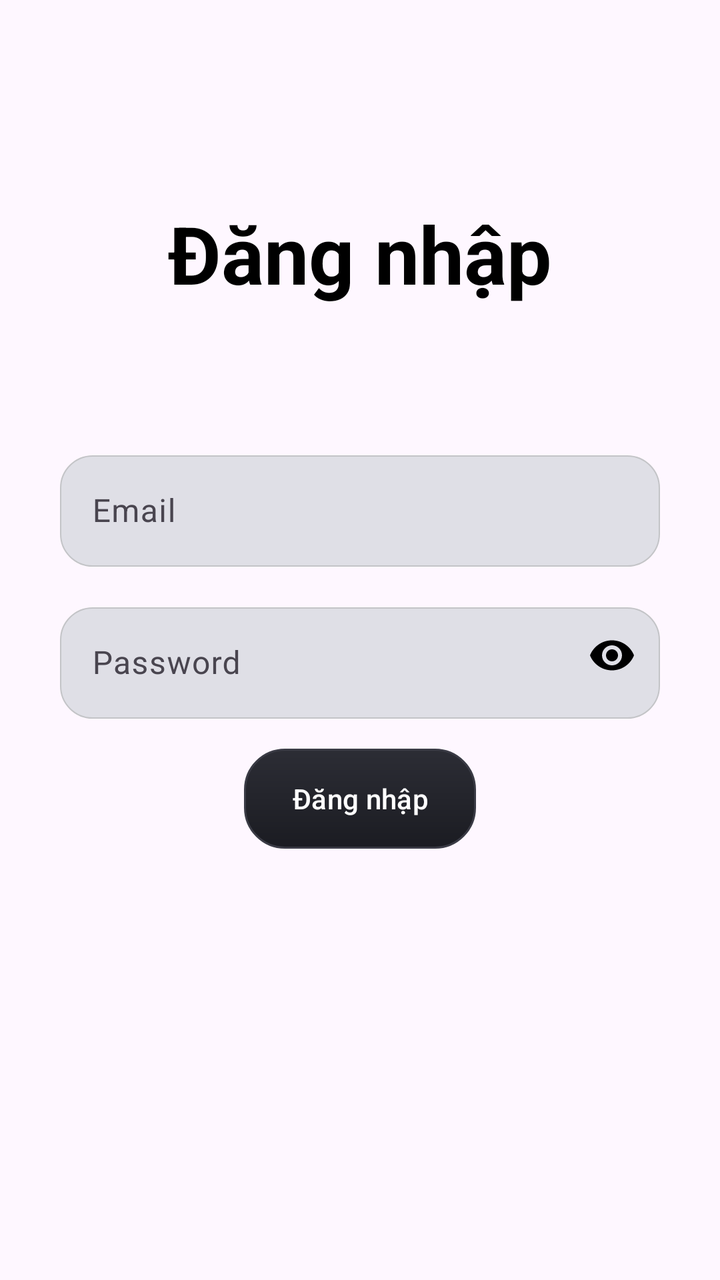
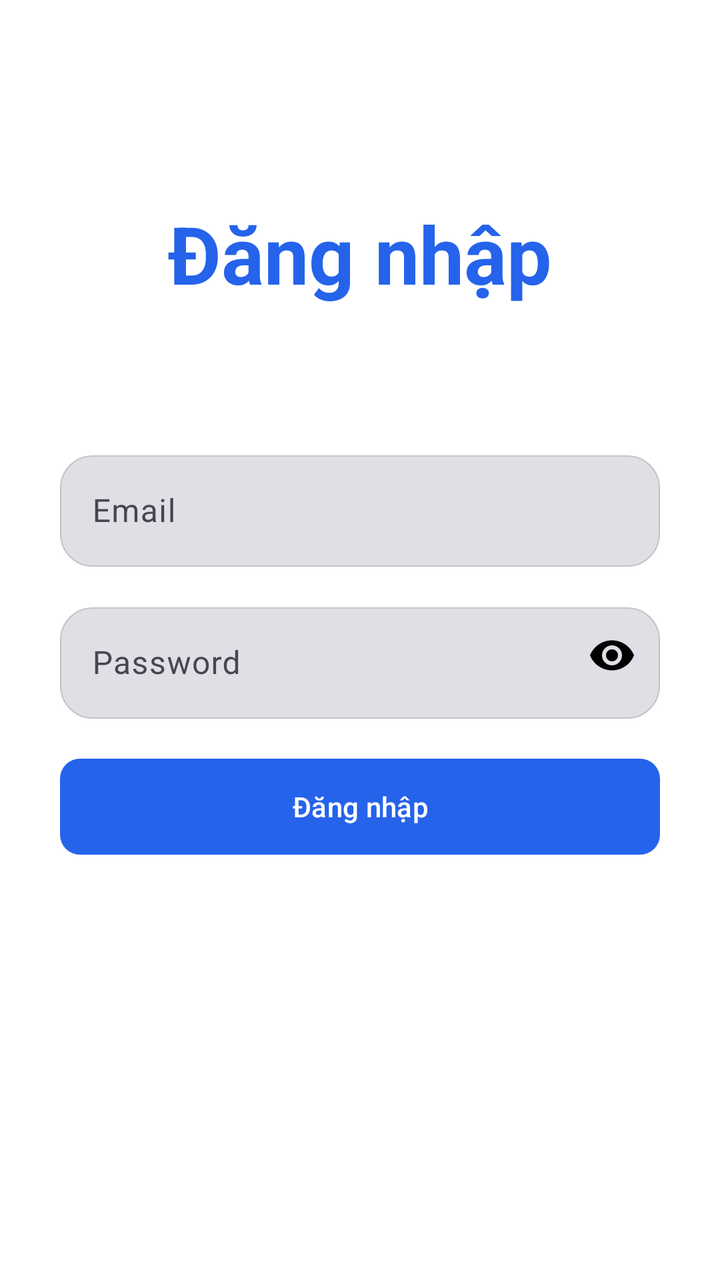

An Android layout rendered at two revisions. The XML below is the earlier revision; the diff shows what the commit changed to produce the second picture.
<!-- AndroidManifest.xml: application theme Theme.Billards -->
<!-- res/layout/activity_login_screen.xml -->
<?xml version="1.0" encoding="utf-8"?>
<LinearLayout xmlns:android="http://schemas.android.com/apk/res/android"
    xmlns:app="http://schemas.android.com/apk/res-auto"
    xmlns:tools="http://schemas.android.com/tools"
    android:id="@+id/main"
    android:layout_width="match_parent"
    android:layout_height="match_parent"
    android:orientation="vertical"
    tools:context=".Activities.LoginScreen">

    <TextView
        android:id="@+id/textView"
        android:layout_width="match_parent"
        android:layout_height="wrap_content"
        android:paddingTop="100dp"
        android:text="Đăng nhập"
        android:textAlignment="center"
        android:textColor="#000000"
        android:textSize="40sp"
        android:textStyle="bold" />


    <TextView
        android:id="@+id/textview"
        android:paddingTop="40dp"
        android:layout_width="match_parent"
        android:layout_height="wrap_content"
        android:textAlignment="center"
        android:textColor="#2196F3" />

    <com.google.android.material.textfield.TextInputLayout
        android:layout_width="match_parent"
        android:layout_height="wrap_content"
        android:layout_marginTop="10dp"
        > <com.google.android.material.textfield.TextInputEditText
        android:id="@+id/edtemail"
        android:layout_width="300dp"
        android:layout_gravity="center"
        android:layout_height="wrap_content"
        android:background="@drawable/custom_edt_login"
        android:hint="Email"
        android:inputType="text" />

    </com.google.android.material.textfield.TextInputLayout>

    <View
        android:id="@+id/view3"
        android:layout_width="match_parent"
        android:layout_height="15dp" />

    <com.google.android.material.textfield.TextInputLayout
        android:layout_width="match_parent"
        android:layout_height="wrap_content"
        app:passwordToggleEnabled="true"
        app:passwordToggleTint="#000000"> <com.google.android.material.textfield.TextInputEditText
        android:id="@+id/edtpass"
        android:layout_width="300dp"
        android:layout_gravity="center"
        android:layout_height="wrap_content"
        android:background="@drawable/custom_edt_login"
        android:hint="Password"
        android:inputType="textPassword" />

    </com.google.android.material.textfield.TextInputLayout>

    <Button
        android:id="@+id/btnlogin"
        android:layout_width="wrap_content"
        android:layout_height="wrap_content"
        android:layout_marginTop="15dp"
        android:background="@drawable/custom_btn_login"
        app:backgroundTint ="@null"
        android:layout_gravity="center"
        android:text="Đăng nhập" />

</LinearLayout>
<!-- resources referenced by this layout -->
<resources>
  <!-- drawable custom_btn_login (drawable) -->
  <?xml version="1.0" encoding="utf-8"?>
  <shape
      android:shape="rectangle"
  
      xmlns:android="http://schemas.android.com/apk/res/android">
      <size android:width="100dp"
          android:height="50dp"/>
      <gradient
          android:startColor="#2C2D35"
          android:endColor="#1B1C22"
          android:angle="270" />
      <corners android:radius="20dp"/>
      <stroke
          android:width="1dp"
          android:color="#3A3B45" />
  
  </shape>
  <!-- drawable custom_edt_login (drawable) -->
  <?xml version="1.0" encoding="utf-8"?>
  <shape
      android:shape="rectangle"
      xmlns:android="http://schemas.android.com/apk/res/android">
      <solid android:color="#DFDFE6" />
      <size android:width="300dp"
          android:height="50sp"/>
      <corners android:radius="16dp" />
  
      <stroke
          android:width="0.5dp"
          android:color="#C3C4C7" />
  </shape>
  <style name="Theme.Billards" parent="Base.Theme.Billards" />
  <style name="Base.Theme.Billards" parent="Theme.Material3.DayNight.NoActionBar">
          
          
      </style>
</resources>

<!-- the commit's change to res/layout/activity_login_screen.xml (unified diff, before → after) -->
@@ -15,7 +15,7 @@
         android:paddingTop="100dp"
         android:text="Đăng nhập"
         android:textAlignment="center"
-        android:textColor="#000000"
+        android:textColor="@color/blue_600"
         android:textSize="40sp"
         android:textStyle="bold" />
 
@@ -63,13 +63,13 @@
 
     </com.google.android.material.textfield.TextInputLayout>
 
-    <Button
+    <com.google.android.material.button.MaterialButton
         android:id="@+id/btnlogin"
-        android:layout_width="wrap_content"
+        style="@style/Widget.Billards.Button.Primary"
+        android:layout_width="300dp"
         android:layout_height="wrap_content"
-        android:layout_marginTop="15dp"
-        android:background="@drawable/custom_btn_login"
-        app:backgroundTint ="@null"
+        android:layout_marginTop="20dp"
+        app:cornerRadius="10dp"
         android:layout_gravity="center"
         android:text="Đăng nhập" />
 
<!-- resource entries referenced after the edit -->
@@ -1,23 +1,6 @@
 <!-- resources referenced by this layout -->
 <resources>
-  <!-- drawable custom_btn_login (drawable) -->
-  <?xml version="1.0" encoding="utf-8"?>
-  <shape
-      android:shape="rectangle"
-  
-      xmlns:android="http://schemas.android.com/apk/res/android">
-      <size android:width="100dp"
-          android:height="50dp"/>
-      <gradient
-          android:startColor="#2C2D35"
-          android:endColor="#1B1C22"
-          android:angle="270" />
-      <corners android:radius="20dp"/>
-      <stroke
-          android:width="1dp"
-          android:color="#3A3B45" />
-  
-  </shape>
+  <color name="blue_600">#2563EB</color>
   <!-- drawable custom_edt_login (drawable) -->
   <?xml version="1.0" encoding="utf-8"?>
   <shape
@@ -32,10 +15,26 @@
           android:width="0.5dp"
           android:color="#C3C4C7" />
   </shape>
+  <style name="Widget.Billards.Button.Primary" parent="Widget.Material3.Button">
+          <item name="backgroundTint">@color/blue_600</item>
+          <item name="android:textColor">@color/white</item>
+          <item name="cornerRadius">8dp</item>
+          <item name="android:textAllCaps">false</item>
+          <item name="android:insetTop">0dp</item>
+          <item name="android:insetBottom">0dp</item>
+          <item name="android:fontFamily">sans-serif-medium</item>
+      </style>
   <style name="Theme.Billards" parent="Base.Theme.Billards" />
+  <color name="white">#FFFFFFFF</color>
   <style name="Base.Theme.Billards" parent="Theme.Material3.DayNight.NoActionBar">
           
+          <item name="colorPrimary">@color/primary</item>
+          <item name="android:windowBackground">@color/background</item>
           
+          
+          <item name="materialButtonStyle">@style/Widget.Billards.Button.Primary</item>
       </style>
+  <color name="primary">#030213</color>
+  <color name="background">#FFFFFF</color>
 </resources>
 
